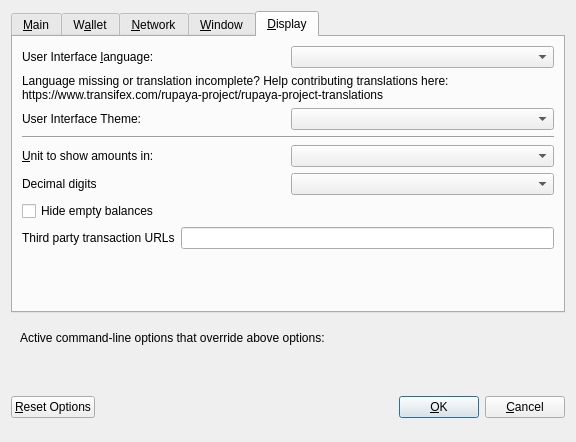
Old version of the form src/qt/forms/optionsdialog.ui in the repository jw108/rupx.
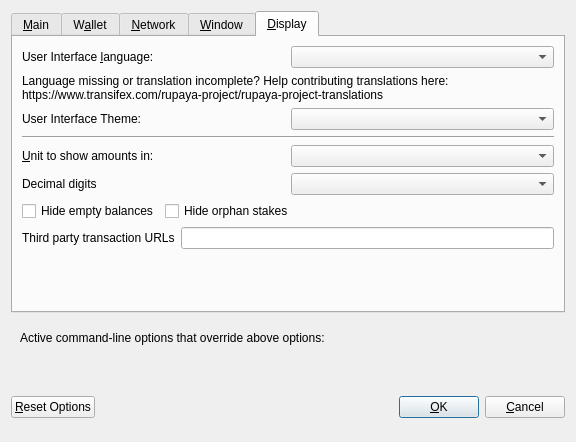
New version of the form. The open tabs and pages were chosen to show the change. Custom widgets are drawn as their Qt base class.

Commit message: [GUI] Add option to hide orphans in overview and txlist

```diff
--- a/src/qt/forms/optionsdialog.ui
+++ b/src/qt/forms/optionsdialog.ui
@@ -521,7 +521,7 @@
         </widget>
        </item>
        <item>
-        <layout class="QHBoxLayout" name="horizontalLayout_4_Display" stretch="0,0">
+        <layout class="QHBoxLayout" name="horizontalLayout_2_Display" stretch="0,0">
          <item>
           <widget class="QLabel" name="themeLabel">
            <property name="text">
@@ -542,7 +542,7 @@
         </widget>
        </item>
        <item>
-        <layout class="QHBoxLayout" name="horizontalLayout_2_Display">
+        <layout class="QHBoxLayout" name="horizontalLayout_3_Display">
          <item>
           <widget class="QLabel" name="unitLabel">
            <property name="text">
@@ -566,7 +566,7 @@
         </layout>
        </item>
        <item>
-        <layout class="QHBoxLayout" name="horizontalLayout_5_Display">
+        <layout class="QHBoxLayout" name="horizontalLayout_4_Display">
          <item>
           <widget class="QLabel" name="digitsLabel">
            <property name="text">
@@ -580,6 +580,8 @@
         </layout>
        </item>
        <item>
+        <layout class="QHBoxLayout" name="horizontalLayout_5_Display">
+         <item>
         <widget class="QCheckBox" name="checkBoxHideZeroBalances">
          <property name="toolTip">
           <string>Hide empty balances</string>
@@ -593,7 +595,32 @@
         </widget>
        </item>
        <item>
-        <layout class="QHBoxLayout" name="horizontalLayout_3_Display">
+          <widget class="QCheckBox" name="checkBoxHideOrphans">
+           <property name="toolTip">
+            <string>Hide orphan stakes in transaction lists</string>
+           </property>
+           <property name="text">
+            <string>Hide orphan stakes</string>
+           </property>
+          </widget>
+         </item>
+         <item>
+          <spacer name="horizontalSpacer">
+           <property name="orientation">
+            <enum>Qt::Horizontal</enum>
+           </property>
+           <property name="sizeHint" stdset="0">
+            <size>
+             <width>40</width>
+             <height>20</height>
+            </size>
+           </property>
+          </spacer>
+         </item>
+        </layout>
+       </item>
+       <item>
+        <layout class="QHBoxLayout" name="horizontalLayout_6_Display">
          <item>
           <widget class="QLabel" name="thirdPartyTxUrlsLabel">
            <property name="toolTip">
```
Left out of the diff: 2 changed lines with no effect on the pictures. Lines whose indentation alone changed are shown as unchanged. The commit also changes 9 other files.
